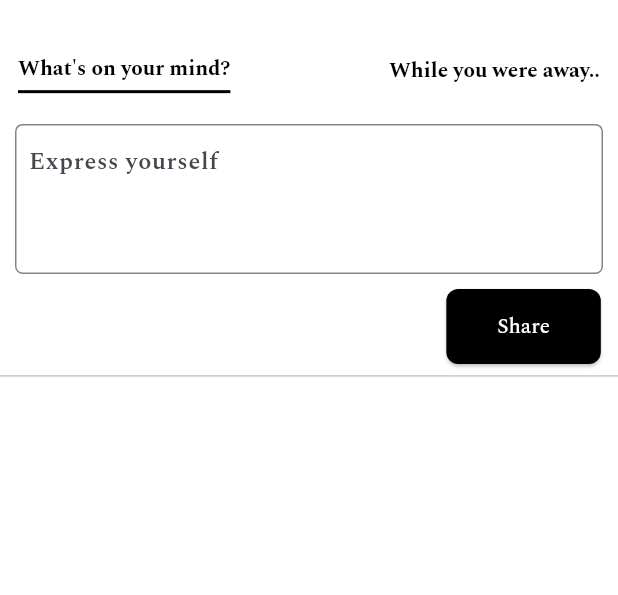
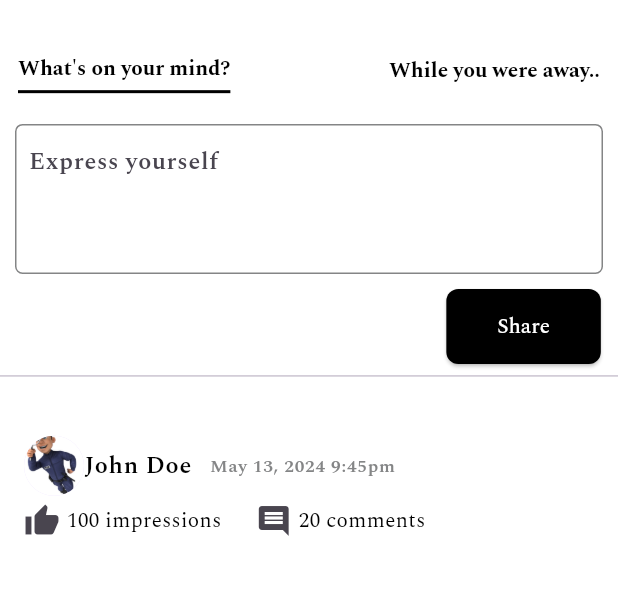
Before and after one commit to OkoroaforKelechiDivine/convas-mobile, a Flutter app: the FeedsView screen opened directly, on a phone screen of 412 x 824 dp, the part 65-660 px from its top. Run offline on Flutter 3.47's test engine with Material 3 defaults, Android fonts, the phone set to English and light mode, and no system bars; drawn by our look-alikes of overlay_support; our stand-ins replace carousel_slider, dio, flutter_screenutil, get_it, google_fonts, hive and 3 more; accounts and stored records are empty; statements that could not run were skipped.

Commit message:
making huge changes

```diff
--- a/lib/utilities/widgets/app_input_field.dart
+++ b/lib/utilities/widgets/app_input_field.dart
@@ -27,7 +27,7 @@ class AppInputField extends StatelessWidget {
         borderRadius: BorderRadius.circular(borderRadius ?? 5),
       ),
       child: Padding(
-        padding: const EdgeInsets.only(left: 8.0),
+        padding: const EdgeInsets.only(left: 8),
         child: TextField(
           keyboardType: TextInputType.multiline,
           maxLines: null,
--- a/lib/view_models/feeds/feeds_view_model.dart
+++ b/lib/view_models/feeds/feeds_view_model.dart
@@ -5,10 +5,13 @@ import '../../utilities/constants/app_assets/assets.dart';
 class FeedsViewModel extends BaseViewModel {
   String _inputText = '';
   bool _isWhatIsOnYourMindButtonSelected = true;
+  List<bool> _showComments = [false];
 
   String get inputText => _inputText;
 
   bool get isWhatIsOnYourMindButtonSelected => _isWhatIsOnYourMindButtonSelected;
+
+  bool shouldShowComments(int index) => _showComments[index];
 
   void selectWhatIsOnYourMind() {
     _isWhatIsOnYourMindButtonSelected = true;
@@ -17,6 +20,11 @@ class FeedsViewModel extends BaseViewModel {
 
   void selectWhileYouWereAway() {
     _isWhatIsOnYourMindButtonSelected = false;
+    notifyListeners();
+  }
+
+  void showComments(int index) {
+    _showComments[index] = !_showComments[index];
     notifyListeners();
   }
 
@@ -45,6 +53,7 @@ class FeedsViewModel extends BaseViewModel {
       datePosted: 'May 13, 2024',
       timePosted: "9:45pm",
       impressionsCount: 100,
+      postContent: "You are still the one I love",
       commentsCount: 20,
       comments: [
         Comment(
@@ -57,7 +66,6 @@ class FeedsViewModel extends BaseViewModel {
         ),
       ],
     ),
-    // Add more users as needed
   ];
 }
 
@@ -65,6 +73,7 @@ class User {
   final String name;
   final String image;
   final String datePosted;
+  final String postContent;
   final String timePosted;
   final int impressionsCount;
   final int commentsCount;
@@ -74,6 +83,7 @@ class User {
     required this.name,
     required this.image,
     required this.timePosted,
+    required this.postContent,
     required this.datePosted,
     required this.impressionsCount,
     required this.commentsCount,
--- a/lib/views/feeds/feeds_view.dart
+++ b/lib/views/feeds/feeds_view.dart
@@ -1,10 +1,12 @@
 import 'package:flutter/material.dart';
 import 'package:flutter_screenutil/flutter_screenutil.dart';
 import 'package:safe_chat/app_style/manager/font_manager.dart';
+import 'package:safe_chat/locator/di.dart';
 import 'package:safe_chat/utilities/widgets/app_button.dart';
 import 'package:safe_chat/utilities/widgets/app_input_field.dart';
 import 'package:safe_chat/utilities/widgets/app_text.dart';
 import 'package:safe_chat/view_models/feeds/feeds_view_model.dart';
+import 'package:safe_chat/views/create_profile/create_profile_view.dart';
 import 'package:stacked/stacked.dart';
 
 import '../../app_style/manager/theme_manager.dart';
@@ -12,9 +14,10 @@ import '../../app_style/manager/theme_manager.dart';
 class FeedsView extends StatelessWidget {
   const FeedsView({super.key});
 
+
   @override
   Widget build(BuildContext context) {
-    return ViewModelBuilder<FeedsViewModel>.reactive(
+    return ViewModelBuilder.reactive(
       viewModelBuilder: () => FeedsViewModel(),
       builder: (context, viewModel, child) {
         return Scaffold(
@@ -64,8 +67,7 @@ class FeedsView extends StatelessWidget {
                                 color: AppColors.black
                             ),
                           ),
-                        )
-                            : null,
+                        ) : null,
                         child: const AppText(
                           "What's on your mind?",
                           fontWeight: AppFontWeight.bold,
@@ -84,10 +86,10 @@ class FeedsView extends StatelessWidget {
                       ),
                       child: Container(
                         padding: const EdgeInsets.only(bottom: 4),
-                        decoration: viewModel.isWhatIsOnYourMindButtonSelected ? null : const BoxDecoration(
+                        decoration: viewModel.isWhatIsOnYourMindButtonSelected ? null : BoxDecoration(
                           border: Border(bottom: BorderSide(
                               width: 2,
-                              color: Colors.black
+                              color: AppColors.black
                           ),
                           ),
                         ),
@@ -124,6 +126,91 @@ class FeedsView extends StatelessWidget {
                 ),
                 const Divider(),
                 SizedBox(height: 20.h),
+                SingleChildScrollView(
+                  scrollDirection: Axis.vertical,
+                  child: SizedBox(
+                    height: MediaQuery.of(context).size.height - 250.h,
+                    child: ListView.builder(
+                      physics: const NeverScrollableScrollPhysics(),
+                      itemCount: viewModel.users.length,
+                      itemBuilder: (context, index) {
+                        final user = viewModel.users[index];
+                        return ListTile(
+                          title: Row(
+                            children: [
+                              Row(
+                                children: [
+                                  GestureDetector(
+                                    onTap: () {
+                                      navigationService.push(const CreateProfileView(selectedGender: "selectedGender"));
+                                    },
+                                    child: Row(
+                                      children: [
+                                        CircleAvatar(
+                                          backgroundImage: AssetImage(user.image),
+                                        ),
+                                        AppText(
+                                          user.name,
+                                        ),
+                                      ],
+                                    ),
+
+                                  ),
+                                  SizedBox(width: 10.h),
+                                  AppText('${user.datePosted} ${user.timePosted}', fontSize: AppFontSize.s12, color: AppColors.grey),
+                                ],
+                              ),
+                            ],
+                          ),
+                          subtitle: Column(
+                            crossAxisAlignment: CrossAxisAlignment.start,
+                            children: [
+                              SizedBox(height: 4.h),
+                              // AppText(user.userPost),
+                              GestureDetector(
+                                onTap: () {
+                                  // Handle comments tap
+                                  viewModel.showComments(index);
+                                },
+                                child: Row(
+                                  children: [
+                                    const Icon(Icons.thumb_up),
+                                    SizedBox(width: 4.w),
+                                    AppText('${user.impressionsCount} impressions'),
+                                    SizedBox(width: 20.w),
+                                    const Icon(Icons.comment),
+                                    SizedBox(width: 4.w),
+                                    AppText('${user.commentsCount} comments'),
+                                  ],
+                                ),
+                              ),
+                              const SizedBox(height: 8),
+                              if (user.comments.isNotEmpty && viewModel.shouldShowComments(index))
+                                ...user.comments.map((comment) {
+                                  return Column(
+                                    crossAxisAlignment: CrossAxisAlignment.start,
+                                    children: [
+                                      Padding(
+                                        padding: const EdgeInsets.only(left: 8),
+                                        child: Row(
+                                          children: [
+                                            const Icon(Icons.comment),
+                                            SizedBox(width: 4.w),
+                                            Text('${comment.commenter}: ${comment.comment}'),
+                                          ],
+                                        ),
+                                      ),
+                                      SizedBox(height: 4.h),
+                                    ],
+                                  );
+                                }).toList(),
+                            ],
+                          ),
+                        );
+                      },
+                    ),
+                  ),
+                ),
               ],
             ),
           ),
```
